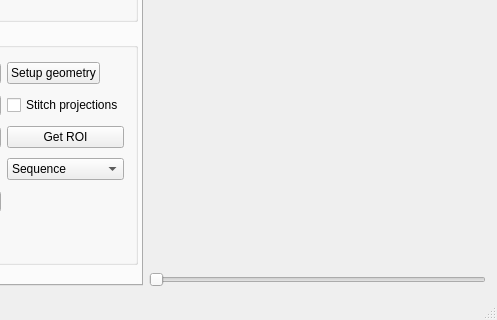
Before: the Qt Designer form src/muhrec3/muhrecmainwindow.ui in neutronimaging/imagingsuite, drawn with Qt 5; both pictures show x 698 to 1195 and y 541 to 861 of the 1195 by 861 pixel window.
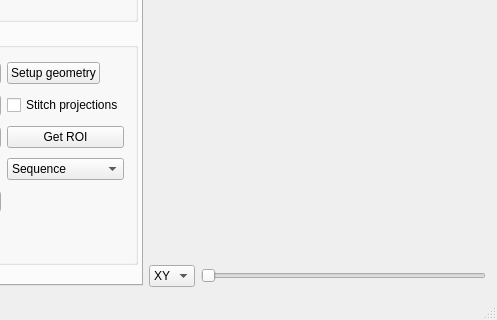
After: the same form once the commit is applied. Custom widgets are drawn as their Qt base class.

Commit message: Added slice planes to the viewer Working on the dlg for adaptive filter

Patch:
```diff
--- a/src/muhrec3/muhrecmainwindow.ui
+++ b/src/muhrec3/muhrecmainwindow.ui
@@ -1519,11 +1519,46 @@
            </widget>
           </item>
           <item>
-           <widget class="QSlider" name="sliderSlices">
-            <property name="orientation">
-             <enum>Qt::Horizontal</enum>
-            </property>
-           </widget>
+           <layout class="QHBoxLayout" name="horizontalLayout_6">
+            <item>
+             <widget class="QComboBox" name="comboSlicePlane">
+              <property name="sizePolicy">
+               <sizepolicy hsizetype="Maximum" vsizetype="Fixed">
+                <horstretch>0</horstretch>
+                <verstretch>0</verstretch>
+               </sizepolicy>
+              </property>
+              <property name="minimumSize">
+               <size>
+                <width>10</width>
+                <height>0</height>
+               </size>
+              </property>
+              <item>
+               <property name="text">
+                <string>XY</string>
+               </property>
+              </item>
+              <item>
+               <property name="text">
+                <string>XZ</string>
+               </property>
+              </item>
+              <item>
+               <property name="text">
+                <string>YZ</string>
+               </property>
+              </item>
+             </widget>
+            </item>
+            <item>
+             <widget class="QSlider" name="sliderSlices">
+              <property name="orientation">
+               <enum>Qt::Horizontal</enum>
+              </property>
+             </widget>
+            </item>
+           </layout>
           </item>
          </layout>
         </item>
@@ -1669,18 +1704,18 @@
  </widget>
  <layoutdefault spacing="6" margin="11"/>
  <customwidgets>
+  <customwidget>
+   <class>QtAddons::QtLogViewer</class>
+   <extends>QWidget</extends>
+   <header location="global">qtlogviewer.h</header>
+   <container>1</container>
+  </customwidget>
   <customwidget>
    <class>QtAddons::ImageViewerWidget</class>
    <extends>QWidget</extends>
    <header location="global">imageviewerwidget.h</header>
    <container>1</container>
   </customwidget>
-  <customwidget>
-   <class>QtAddons::Plotter</class>
-   <extends>QWidget</extends>
-   <header location="global">plotter.h</header>
-   <container>1</container>
-  </customwidget>
   <customwidget>
    <class>ModuleChainConfiguratorWidget</class>
    <extends>QWidget</extends>
@@ -1688,9 +1723,9 @@
    <container>1</container>
   </customwidget>
   <customwidget>
-   <class>QtAddons::QtLogViewer</class>
+   <class>QtAddons::Plotter</class>
    <extends>QWidget</extends>
-   <header>qtlogviewer.h</header>
+   <header location="global">plotter.h</header>
    <container>1</container>
   </customwidget>
   <customwidget>
```
The commit also changes 6 other files.
